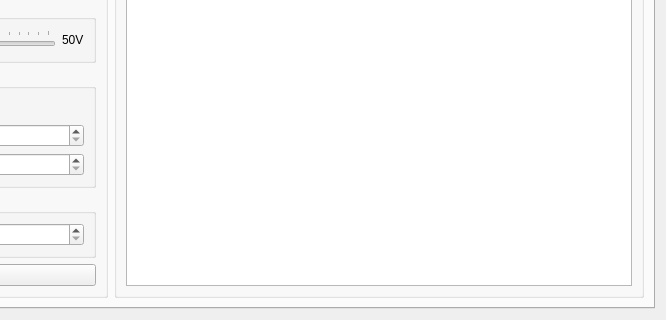
Above: ui/main.ui from GuillaumeFcr/SCA-Studio before the change; both pictures show x 444 to 1110 and y 438 to 758 of the 1110 by 758 pixel window. Below: the same form after it.
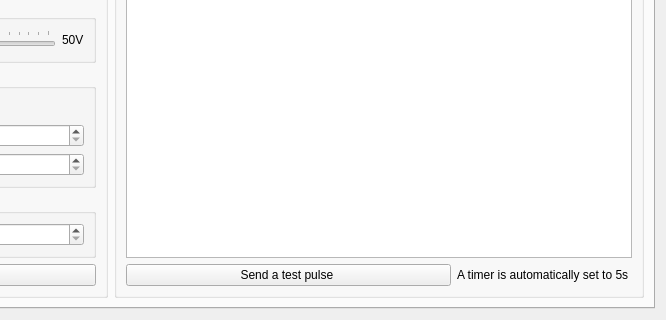
That is the form after the change. The open tabs and pages were chosen to show the change.

Commit message: Finalisation fenetre param attack

The edit to the form file:
```diff
--- a/ui/main.ui
+++ b/ui/main.ui
@@ -1920,6 +1920,30 @@
              </property>
             </widget>
            </item>
+           <item>
+            <layout class="QHBoxLayout" name="horizontalLayout_13">
+             <item>
+              <widget class="QPushButton" name="pushButton_testPulse">
+               <property name="text">
+                <string>Send a test pulse </string>
+               </property>
+              </widget>
+             </item>
+             <item>
+              <widget class="QLabel" name="label_3">
+               <property name="sizePolicy">
+                <sizepolicy hsizetype="Fixed" vsizetype="Minimum">
+                 <horstretch>0</horstretch>
+                 <verstretch>0</verstretch>
+                </sizepolicy>
+               </property>
+               <property name="text">
+                <string>A timer is automatically set to 5s </string>
+               </property>
+              </widget>
+             </item>
+            </layout>
+           </item>
           </layout>
          </widget>
         </item>
```
Left out of the diff: 18 changed lines with no effect on the pictures. The commit also changes 1 other file.
